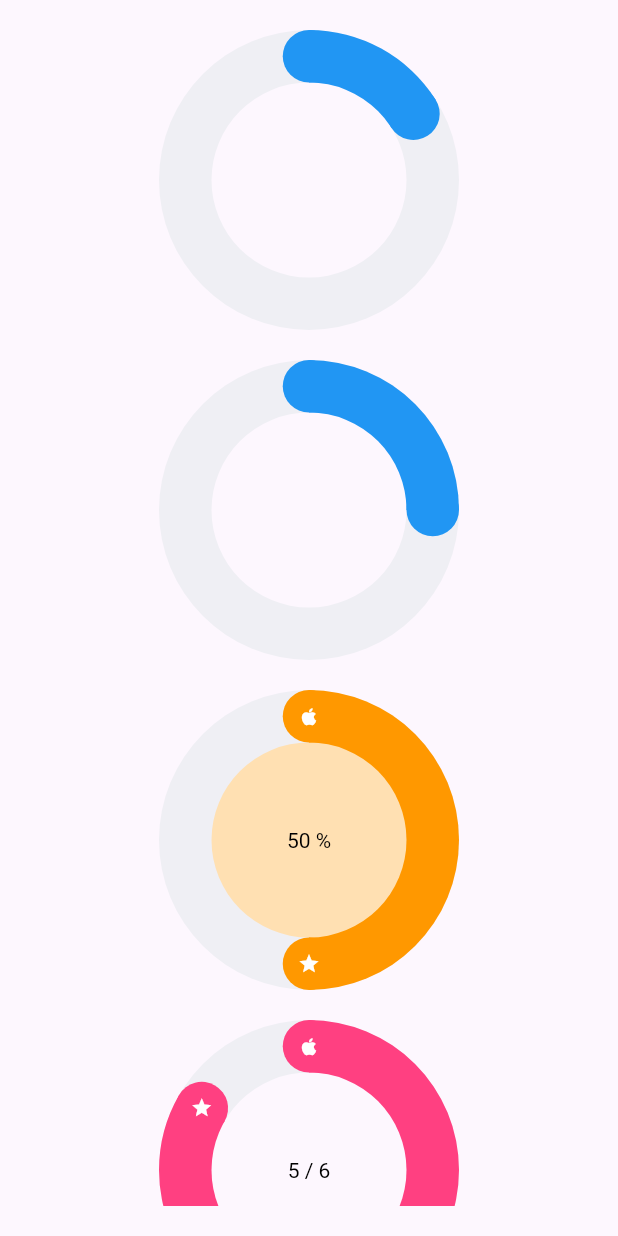
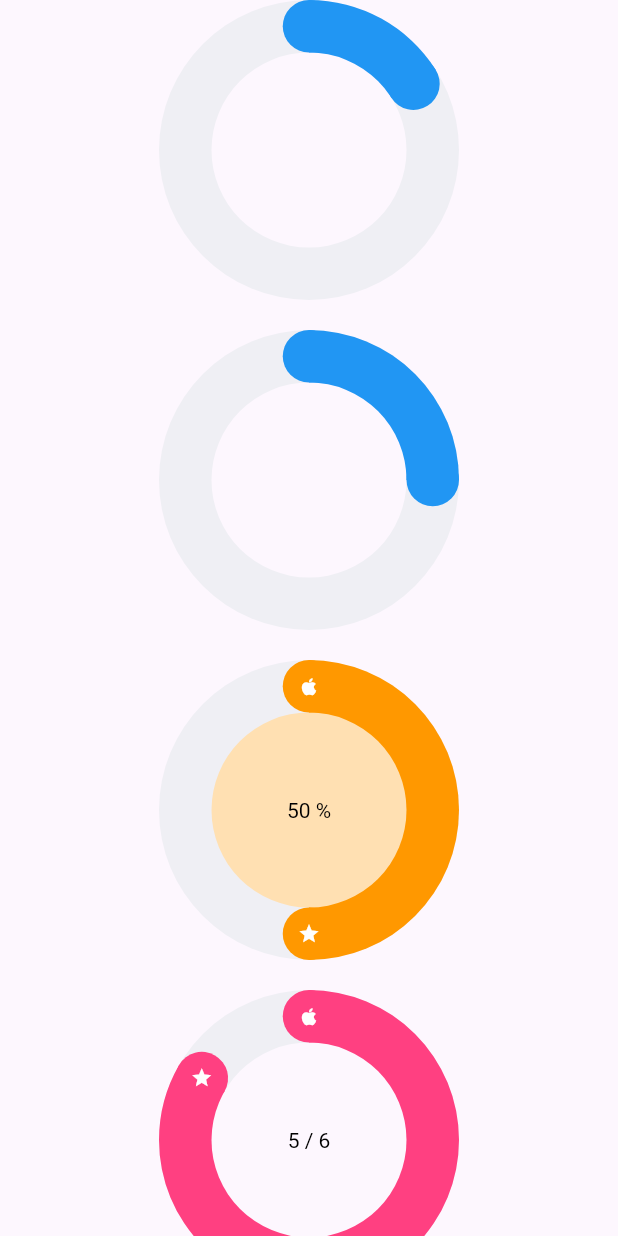
Before and after one commit to Rollfreeze/progress_circle, a Flutter app: the screen it shows after launch, on a phone screen of 412 x 824 dp. Run offline on Flutter 3.47's test engine with Material 3 defaults, Android fonts, the phone set to English and light mode, and no system bars.

Commit message:
Add default size

```diff
--- a/example/lib/main.dart
+++ b/example/lib/main.dart
@@ -8,8 +8,6 @@ void main() {
 class MainApp extends StatelessWidget {
   const MainApp({super.key});
 
-  static const _boxSize = 200.0;
-  static const _indent = 20.0;
   static const _bgColor = Color.fromRGBO(253, 247, 254, 1);
 
   @override
@@ -19,14 +17,11 @@ class MainApp extends StatelessWidget {
       home: Scaffold(
         backgroundColor: _bgColor,
         body: SafeArea(
-          child: Padding(
-            padding: const EdgeInsets.all(_indent),
           child: SingleChildScrollView(
             child: Column(
               spacing: 20,
               children: [
                 const ProgressCircle(
-                    boxSize: _boxSize,
                   completed: 2,
                   total: 4,
                   completedPercent: 16,
@@ -35,7 +30,6 @@ class MainApp extends StatelessWidget {
                   ),
                 ),
                 const ProgressCircle.fromValues(
-                    boxSize: _boxSize,
                   completed: 1,
                   total: 4,
                   style: ProgressCircleStyle(
@@ -43,7 +37,6 @@ class MainApp extends StatelessWidget {
                   ),
                 ),
                 ProgressCircle.fromValues(
-                    boxSize: _boxSize,
                   completed: 2,
                   total: 4,
                   style: ProgressCircleStyle(
@@ -55,7 +48,6 @@ class MainApp extends StatelessWidget {
                   ),
                 ),
                 const ProgressCircle.fromValues(
-                    boxSize: _boxSize,
                   completed: 5,
                   total: 6,
                   style: ProgressCircleStyle(
@@ -67,7 +59,6 @@ class MainApp extends StatelessWidget {
                   ),
                 ),
                 ProgressCircle.fromValues(
-                    boxSize: _boxSize,
                   completed: 4,
                   total: 4,
                   style: ProgressCircleStyle(
@@ -76,7 +67,6 @@ class MainApp extends StatelessWidget {
                   ),
                 ),
                 ProgressCircle.fromValues(
-                    boxSize: _boxSize,
                   completed: 4,
                   total: 4,
                   style: ProgressCircleStyle(
@@ -87,7 +77,6 @@ class MainApp extends StatelessWidget {
                   ),
                 ),
                 ProgressCircle.fromValues(
-                    boxSize: _boxSize,
                   completed: 4,
                   total: 4,
                   style: ProgressCircleStyle(
@@ -98,7 +87,6 @@ class MainApp extends StatelessWidget {
                   ),
                 ),
                 const ProgressCircle.fromValues(
-                    boxSize: _boxSize,
                   completed: 6,
                   total: 8,
                   style: ProgressCircleStyle(
@@ -106,7 +94,6 @@ class MainApp extends StatelessWidget {
                   ),
                 ),
                 const ProgressCircle.fromValues(
-                    boxSize: _boxSize,
                   completed: 2,
                   total: 4,
                   style: ProgressCircleStyle(
@@ -114,7 +101,6 @@ class MainApp extends StatelessWidget {
                   ),
                 ),
                 const ProgressCircle.fromValues(
-                    boxSize: _boxSize,
                   completed: 3,
                   total: 8,
                   style: ProgressCircleStyle(
@@ -122,11 +108,9 @@ class MainApp extends StatelessWidget {
                   ),
                 ),
                 const ProgressCircle.fromPercent(
-                    boxSize: _boxSize,
                   completedPercent: 0,
                 ),
                 const ProgressCircle.fromValues(
-                    boxSize: _boxSize,
                   completed: 5,
                   total: 10,
                 ),
@@ -135,7 +119,6 @@ class MainApp extends StatelessWidget {
           ),
         ),
       ),
-      ),
     );
   }
 }
--- a/lib/src/progress_circle.dart
+++ b/lib/src/progress_circle.dart
@@ -7,33 +7,30 @@ class ProgressCircle extends StatelessWidget {
   /// Creates a default ProgressCircle.
   const ProgressCircle({
     super.key,
-    required this.boxSize,
     this.total = 0,
     this.completed = 0,
     this.completedPercent,
+    this.size = const Size.fromRadius(100),
     this.style = const ProgressCircleStyle(),
   });
 
   /// ProgressCircle based on `total` and `completed` values.
   const ProgressCircle.fromValues({
     super.key,
-    required this.boxSize,
     required this.total,
     required this.completed,
+    this.size = const Size.fromRadius(100),
     this.style = const ProgressCircleStyle(),
   }) : completedPercent = null;
 
   /// ProgressCircle based on `completedPercent` value.
   const ProgressCircle.fromPercent({
     super.key,
-    required this.boxSize,
     required this.completedPercent,
+    this.size = const Size.fromRadius(100),
     this.style = const ProgressCircleStyle(),
   })  : total = 0,
         completed = 0;
-
-  /// A size of the widget.
-  final double boxSize;
 
   /// Total value.
   final double total;
@@ -44,6 +41,9 @@ class ProgressCircle extends StatelessWidget {
   /// Complete percent e.g. 34.7%.
   final double? completedPercent;
 
+  /// Size of the widget.
+  final Size size;
+
   /// Style properties for the widget.
   final ProgressCircleStyle style;
 
@@ -51,7 +51,7 @@ class ProgressCircle extends StatelessWidget {
   Widget build(BuildContext context) {
     return Center(
       child: CustomPaint(
-        size: Size.square(boxSize),
+        size: size,
         painter: ProgressCirclePainter(
           total: total,
           completed: completed,
```
Lines whose indentation alone changed are shown as unchanged.
